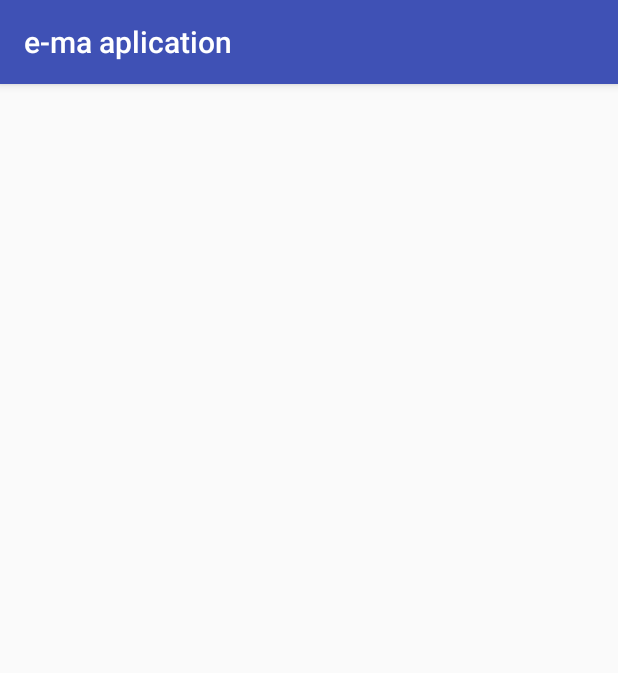
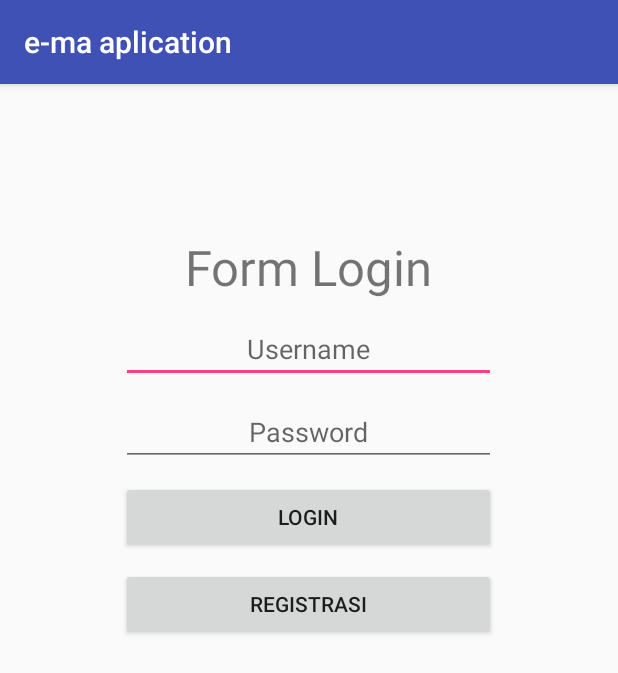
Before and after one commit to nandawawank/e-maaplication, an Android app: the Login screen opened directly, with no data from a screen before it, on a phone screen of 412 x 824 dp. Shown: the top 673 px of the screen. Run offline under Robolectric (Android 15) with nearby library versions, the phone set to English and light mode, and no system bars; our stand-ins replace sdp/ssp sizes; libraries missing offline, so code that uses them is left out: com.example.banglubzzz.

Commit message:
Create optional menu and form login

```diff
--- a/app/src/main/res/layout/activity_login.xml
+++ b/app/src/main/res/layout/activity_login.xml
@@ -1,9 +1,58 @@
 <?xml version="1.0" encoding="utf-8"?>
-<android.support.constraint.ConstraintLayout xmlns:android="http://schemas.android.com/apk/res/android"
+<RelativeLayout xmlns:android="http://schemas.android.com/apk/res/android"
     xmlns:app="http://schemas.android.com/apk/res-auto"
     xmlns:tools="http://schemas.android.com/tools"
     android:layout_width="match_parent"
     android:layout_height="match_parent"
     tools:context="com.madwak.e_maaplication.Login">
 
-</android.support.constraint.ConstraintLayout>
+    <TextView
+        android:id="@+id/login_activity"
+        android:layout_width="wrap_content"
+        android:layout_height="wrap_content"
+        android:layout_centerHorizontal="true"
+        android:text="@string/title_login"
+        android:textSize="@dimen/_25sdp"
+        android:layout_marginTop="100dp"
+    />
+    <EditText
+        android:id="@+id/username"
+        android:layout_width="@dimen/size_editText"
+        android:layout_height="wrap_content"
+        android:layout_centerHorizontal="true"
+        android:hint="@string/username"
+        android:textAlignment="center"
+        android:layout_marginTop="@dimen/margin"
+        android:layout_below="@id/login_activity"
+        android:inputType="text"
+    />
+    <EditText
+        android:id="@+id/password"
+        android:layout_width="@dimen/size_editText"
+        android:layout_height="wrap_content"
+        android:layout_centerHorizontal="true"
+        android:layout_below="@id/username"
+        android:layout_marginTop="@dimen/margin"
+        android:hint="@string/password"
+        android:textAlignment="center"
+        android:inputType="textPassword"
+    />
+    <Button
+        android:id="@+id/btnLogin"
+        android:layout_width="@dimen/size_editText"
+        android:layout_height="wrap_content"
+        android:layout_centerHorizontal="true"
+        android:text="@string/btnLogin"
+        android:layout_marginTop="@dimen/margin"
+        android:layout_below="@id/password"
+    />
+    <Button
+        android:id="@+id/btnRegister"
+        android:layout_width="@dimen/size_editText"
+        android:layout_height="wrap_content"
+        android:layout_centerHorizontal="true"
+        android:text="@string/registrasi"
+        android:layout_marginTop="@dimen/margin"
+        android:layout_below="@id/btnLogin"
+    />
+</RelativeLayout>
--- /dev/null
+++ b/app/src/main/res/values/dimens.xml
@@ -0,0 +1,6 @@
+<?xml version="1.0" encoding="utf-8"?>
+<resources>
+    <dimen name="top_margin">30dp</dimen>
+    <dimen name="margin">10dp</dimen>
+    <dimen name="size_editText">250dp</dimen>
+</resources>
--- a/app/src/main/res/values/strings.xml
+++ b/app/src/main/res/values/strings.xml
@@ -3,4 +3,9 @@
     <string name="menu_logout">Logout</string>
     <string name="info">Tentang</string>
     <string name="login">Login DKM</string>
+    <string name="title_login">Form Login</string>
+    <string name="username">Username</string>
+    <string name="password">Password</string>
+    <string name="btnLogin">Login</string>
+    <string name="registrasi">Registrasi</string>
 </resources>
```
